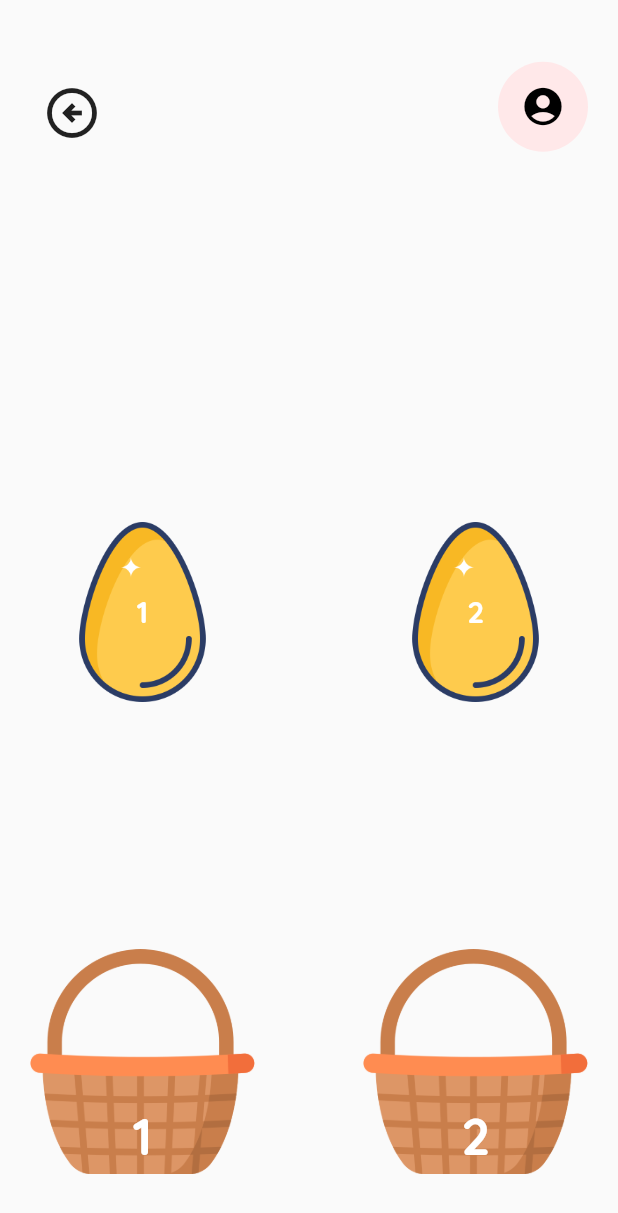
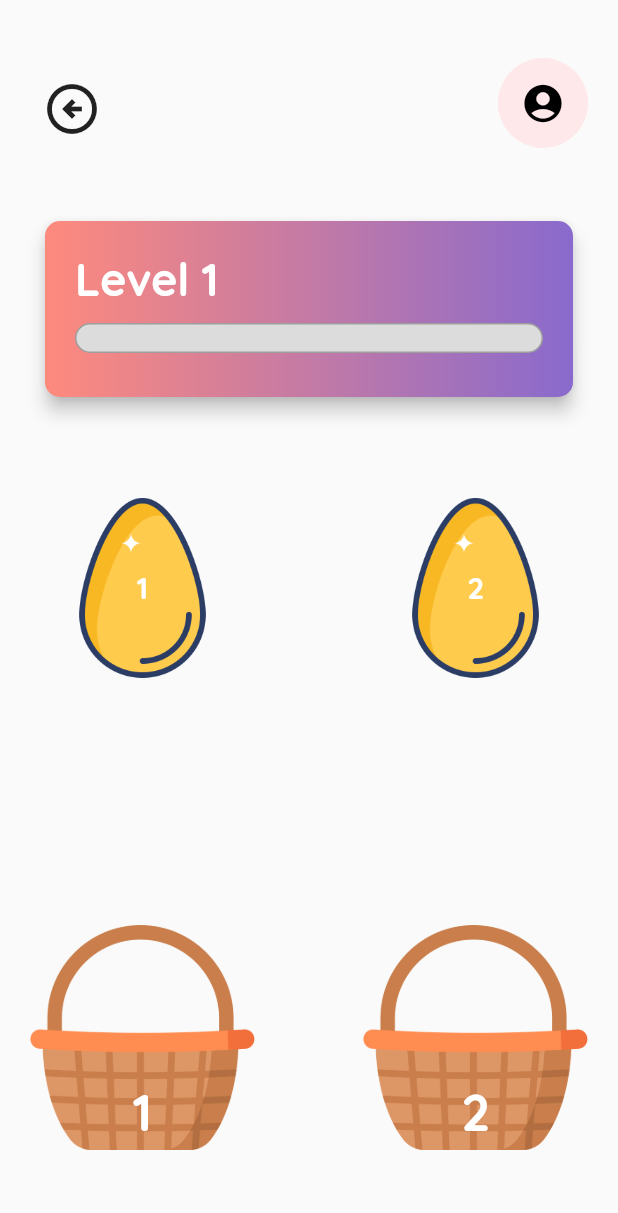
Before and after one commit to Rmu4h/flutter_dragandgrop_testtask, a Flutter app: the LevelOne screen opened by its route, on a phone screen of 412 x 824 dp. Shown: the top 1213 px of the screen. Run offline on Flutter 3.47's test engine with Material 2 defaults, Android fonts, the light colour scheme and no system bars.

Commit message:
add chart bar

```diff
--- a/lib/level_one/level_one.dart
+++ b/lib/level_one/level_one.dart
@@ -1,5 +1,6 @@
 import 'package:flutter/material.dart';
 import 'package:flutter/services.dart';
+import 'package:flutter_draganddrop_testtask/level_one/widgets/chart_bar.dart';
 import '/level_one/widgets/basket_item.dart';
 import '/level_one/widgets/egg_item.dart';
 
@@ -25,7 +26,7 @@
       isDropped: false,
     ),
   ];
-  int numOfDroppedElements = 0;
+  double numOfDroppedElements = 0;
 
   void updateProgress(index) {
     setState(() {
@@ -154,12 +155,13 @@
 
     return Scaffold(
       body: Padding(
-        padding: EdgeInsets.fromLTRB(20, mediaQuery.size.height * 0.05, 20,
-            mediaQuery.size.height * 0.05),
+        padding: const EdgeInsets.fromLTRB(20, 0, 20, 0),
         child: Column(
           mainAxisAlignment: MainAxisAlignment.spaceBetween,
           children: [
-            Row(
+            Expanded(
+              flex: 1,
+              child: Row(
                 mainAxisAlignment: MainAxisAlignment.spaceBetween,
                 children: [
                   IconButton(
@@ -183,16 +185,61 @@
                   )
                 ],
               ),
-            Row(
+            ),
+            Expanded(
+              flex: 1,
+              child: Card(
+                margin: const EdgeInsets.all(10),
+                shape: RoundedRectangleBorder(
+                    borderRadius: BorderRadius.circular(10)),
+                clipBehavior: Clip.antiAliasWithSaveLayer,
+                elevation: 5,
+                // color: const Color(0xff896ACD),
+                child: Container(
+                  padding: const EdgeInsets.all(20),
+                  decoration: const BoxDecoration(
+                      gradient: LinearGradient(
+                    begin: Alignment.centerLeft,
+                    end: Alignment.centerRight,
+                    colors: [
+                      Color(0xfffe8a7d),
+                      Color(0xff896ACD),
+                    ],
+                  )),
+                  child: Column(
+                    crossAxisAlignment: CrossAxisAlignment.start,
+                    children: [
+                      const Text(
+                        'Level 1',
+                        style: TextStyle(
+                          fontSize: 30,
+                          color: Colors.white,
+                          fontWeight: FontWeight.bold,
+                        ),
+                        textAlign: TextAlign.start,
+                      ),
+                      const SizedBox(
+                        height: 10,
+                      ),
+                      ChartBar(progressOfLevel: numOfDroppedElements),
+                    ],
+                  ),
+                ),
+              ),
+            ),
+            Expanded(
+              flex: 4,
+              child: Row(
                 mainAxisAlignment: MainAxisAlignment.spaceBetween,
                 children: [
                   Column(
+                    mainAxisAlignment: MainAxisAlignment.center,
                     children: [
                       EggItem(
                         dragElement: allDragElement[0],
                       ),
                       SizedBox(
-                      height: MediaQuery.of(context).size.height * 0.2,
+                        height: mediaQuery.size.height * 0.2,
                       ),
                       BasketItem(
                           dragElement: allDragElement[0],
@@ -201,12 +248,13 @@
                     ],
                   ),
                   Column(
+                    mainAxisAlignment: MainAxisAlignment.center,
                     children: [
                       EggItem(
                         dragElement: allDragElement[1],
                       ),
                       SizedBox(
-                      height: MediaQuery.of(context).size.height * 0.2,
+                        height: mediaQuery.size.height * 0.2,
                       ),
                       BasketItem(
                           dragElement: allDragElement[1],
@@ -215,6 +263,7 @@
                     ],
                   )
                 ],
+              ),
             )
           ],
         ),
--- /dev/null
+++ b/lib/level_one/widgets/chart_bar.dart
@@ -0,0 +1,42 @@
+import 'package:flutter/material.dart';
+
+class ChartBar extends StatelessWidget {
+  final double progressOfLevel;
+
+  const ChartBar({Key? key, required this.progressOfLevel}) : super(key: key);
+
+  @override
+  Widget build(BuildContext context) {
+    return Row(
+      children: [
+        Expanded(
+          child: SizedBox(
+            height: 20,
+            // width: MediaQuery.of(context).size.width * 0.7,
+            child: Stack(
+              children: [
+                Container(
+                  decoration: BoxDecoration(
+                    border: Border.all(color: Colors.grey, width: 1.0),
+                    color: const Color.fromRGBO(220, 220, 220, 1),
+                    borderRadius: BorderRadius.circular(20),
+                  ),
+                ),
+                AnimatedFractionallySizedBox(
+                  widthFactor: progressOfLevel * 0.5,
+                  // heightFactor: ,
+                  duration: const Duration(milliseconds: 500),
+                  child: Container(
+                    decoration: BoxDecoration(
+                        color: Colors.yellowAccent,
+                        borderRadius: BorderRadius.circular(10)),
+                  ),
+                )
+              ],
+            ),
+          ),
+        )
+      ],
+    );
+  }
+}
```
Lines whose indentation alone changed are shown as unchanged.
